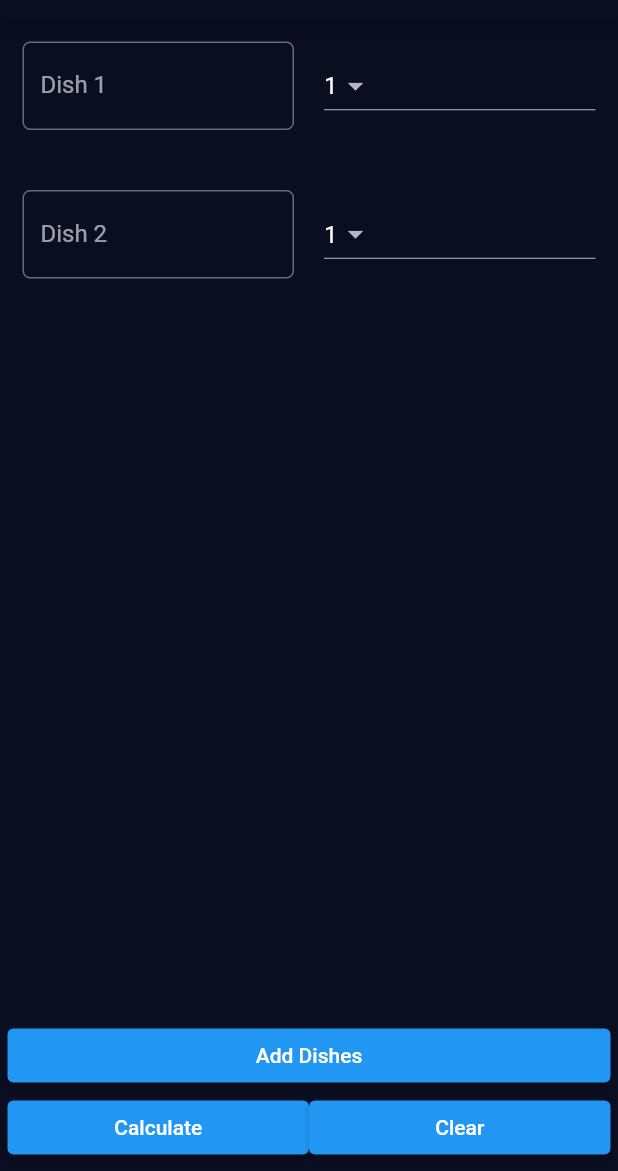
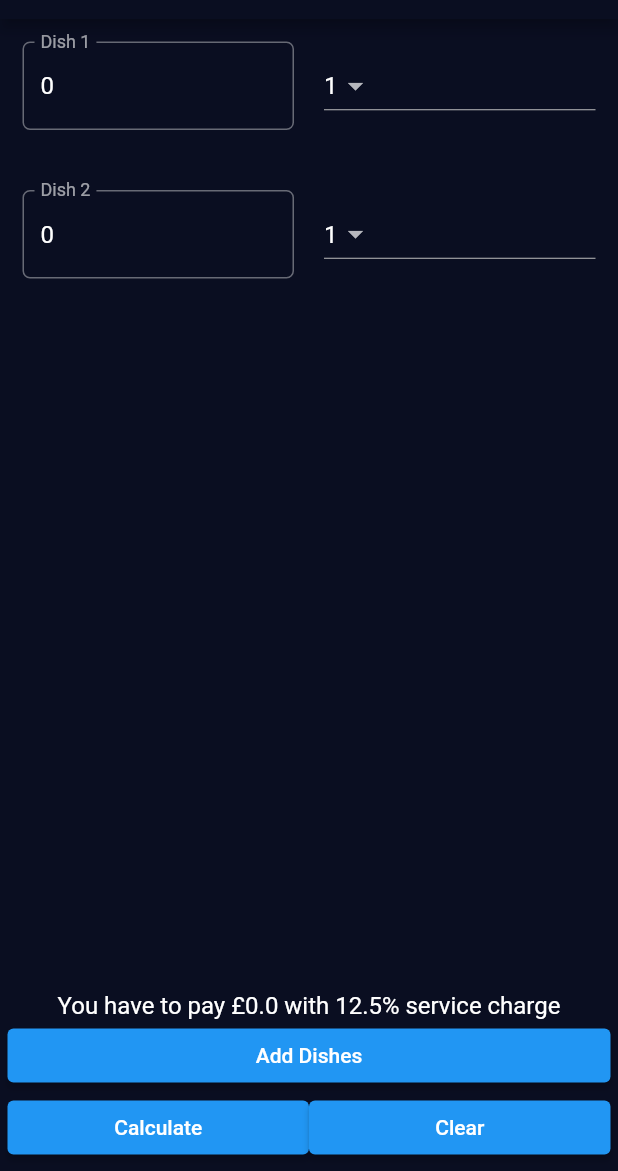
Before and after one commit to KelvinMang/MealShare, a Flutter app: the screen it shows after launch, after a tap on "Add Dishes", after a tap on "Calculate", on a phone screen of 412 x 824 dp, the part 65-1236 px from its top. Run offline on Flutter 3.47's test engine with Material 2 defaults, Android fonts, the phone set to English and light mode, and no system bars; missing offline and left inert: dart:ffi.

Commit message:
set default of text to 0

```diff
--- a/lib/calculator.dart
+++ b/lib/calculator.dart
@@ -8,7 +8,8 @@ class MSCalculator extends StatefulWidget {
 }
 
 class RowData {
-  TextEditingController textBox = TextEditingController();
+  TextEditingController textBox =
+      TextEditingController(text: '0'); // set default value to '0'
   int? selectedValue = 1;
   List<int> numOfPeople = [1, 2, 3, 4, 5, 6, 7, 8, 9];
 }
```
